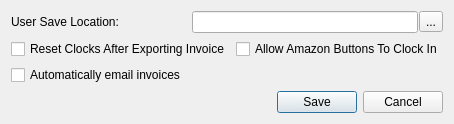
smithbro2115/Clocking, file Gui/PreferencesDialog.ui: the form before one commit.
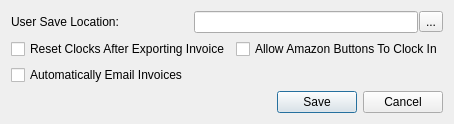
The form after the commit.

What changed in the file:
```diff
--- a/Gui/PreferencesDialog.ui
+++ b/Gui/PreferencesDialog.ui
@@ -94,7 +94,7 @@
    <item row="2" column="0">
     <widget class="QCheckBox" name="emailInvoicesCheckBox">
      <property name="text">
-      <string>Automatically email invoices</string>
+      <string>Automatically Email Invoices</string>
      </property>
     </widget>
    </item>
```
